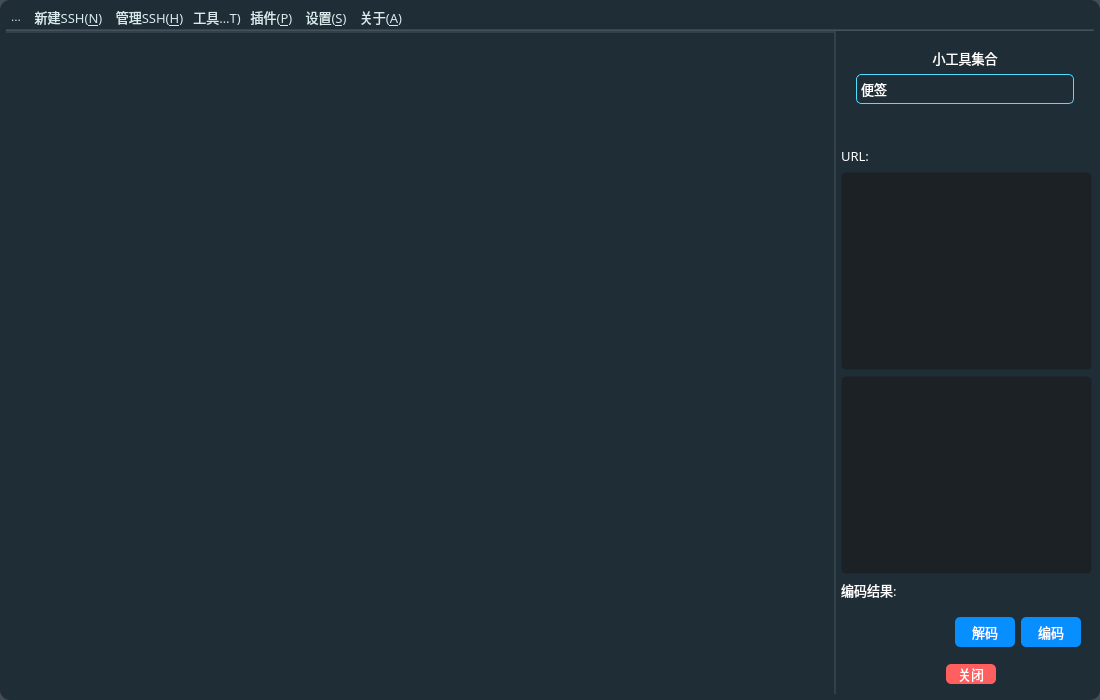
First picture: the form in mainwindow.ui, repository HuaGouFdog/Fdog-Kit, before the edit.
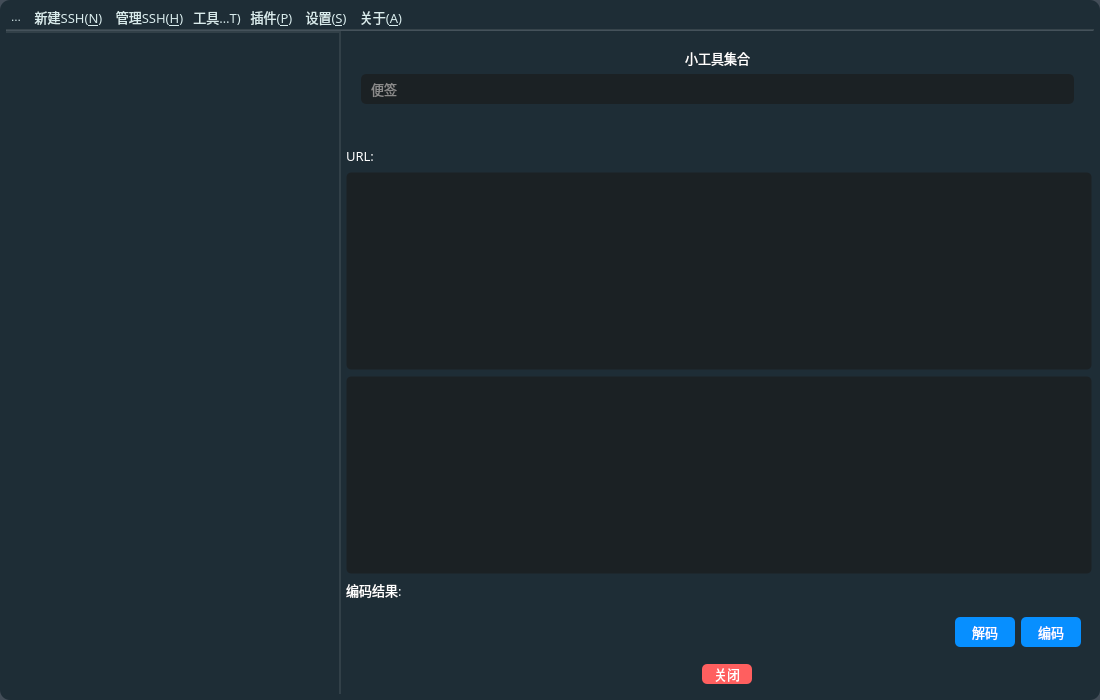
Second picture: the form after the edit. Icons and pictures are not drawn.

Patch:
```diff
--- a/mainwindow.ui
+++ b/mainwindow.ui
@@ -910,7 +910,14 @@
             <number>0</number>
            </property>
            <item>
-            <widget class="QWidget" name="widget_3" native="true">
+            <widget class="QSplitter" name="splitter">
+             <property name="orientation">
+              <enum>Qt::Horizontal</enum>
+             </property>
+             <property name="handleWidth">
+              <number>0</number>
+             </property>
+             <widget class="QWidget" name="widget_main" native="true">
              <property name="styleSheet">
               <string notr="true">QMenu {
 
@@ -1001,7 +1008,7 @@
  
 /*设置TabWidget中QTabBar的样式*/
 QTabBar::tab{
-    background-color: rgba(108, 117, 125, 55);
+    background-color: rgb(100, 117, 125, 255);
 	/*font-family:Consolas; */   /*设置tab中的文本的字体*/
 	font-size:10pt;
 	color:#ced4da;    /*设置tab中的文本的颜色*/
@@ -1015,12 +1022,7 @@
  
 /*设置TabWidget中QTabBar的tab被选中时的样式*/
 QTabBar::tab:selected{
-	/*background-color: #0B0E11;*/
-    /*background-color: rgb(100, 117, 125, 255);*/
-	
 	background-color: rgb(15, 15, 15);
-    /*border-left: 2px solid rgb(255, 255, 255);*/
-    /*border-right: 2px solid rgb(255, 255, 255);*/
 }
  
 /*设置TabWidget中鼠标悬浮在QTabBar的tab上，但未选中该Tab的样式*/
@@ -1082,9 +1084,7 @@
               </item>
              </layout>
             </widget>
-           </item>
-           <item>
-            <widget class="QWidget" name="widget_4" native="true">
+             <widget class="QWidget" name="widget_tool" native="true">
              <property name="minimumSize">
               <size>
                <width>260</width>
@@ -1093,14 +1093,20 @@
              </property>
              <property name="maximumSize">
               <size>
-               <width>260</width>
+                <width>16777215</width>
                <height>16777215</height>
               </size>
              </property>
+              <property name="font">
+               <font>
+                <family>OPPOSans B</family>
+                <pointsize>10</pointsize>
+                <stylestrategy>PreferAntialias</stylestrategy>
+               </font>
+              </property>
              <property name="styleSheet">
-              <string notr="true">#widget_4 {
+               <string notr="true">#widget_tool {
 border-left:2px solid rgb(108, 117, 125, 65); 
-
 }</string>
              </property>
              <layout class="QVBoxLayout" name="verticalLayout_21">
@@ -1202,9 +1208,17 @@
                    <property name="styleSheet">
                     <string notr="true">QComboBox{
 	color:#ffffff;
-	border:1px solid #52DCFE;
+	border:0px solid #8a8a8a;
+	color: rgb(138, 138, 138);
 	border-radius:5px;
-	background:transparent;
+	background-color: rgb(25, 25, 25, 155);
+	padding-left:10px;
+}
+
+QComboBox QAbstractItemView::item
+{
+font: 10pt &quot;OPPOSans B&quot;;
+height:28px;
 }
 QComboBox:disabled{
 	border:1px solid gray;
@@ -1218,6 +1232,7 @@
 	border-image: url(:/lib/up.png);
     width:20px;
 	height:20px;
+	margin-right: 10px;
 }
 
 
@@ -1225,10 +1240,11 @@
 	color:#52DCFE;
 }
 QComboBox QAbstractItemView{
+	font: 10pt &quot;OPPOSans B&quot;;
 	outline:0px solid gray;
-	border:1px solid #52DCFE;
+	border:1px solid #1e2d36;
 	color:#ffffff;
-	background-color:#000000;
+	background-color:#1e2d36;
 	selection-background-color:#52DCFE;
 }</string>
                    </property>
@@ -3106,7 +3122,7 @@
               </item>
               <item>
                <widget class="QWidget" name="widget_7" native="true">
-                <layout class="QVBoxLayout" name="verticalLayout_12">
+                 <layout class="QHBoxLayout" name="horizontalLayout_9">
                  <property name="leftMargin">
                   <number>110</number>
                  </property>
@@ -3172,6 +3188,7 @@
                </widget>
               </item>
              </layout>
+             </widget>
             </widget>
            </item>
           </layout>
```
Left out of the diff: 6 changed lines with no effect on the pictures. Lines whose indentation alone changed are shown as unchanged.
